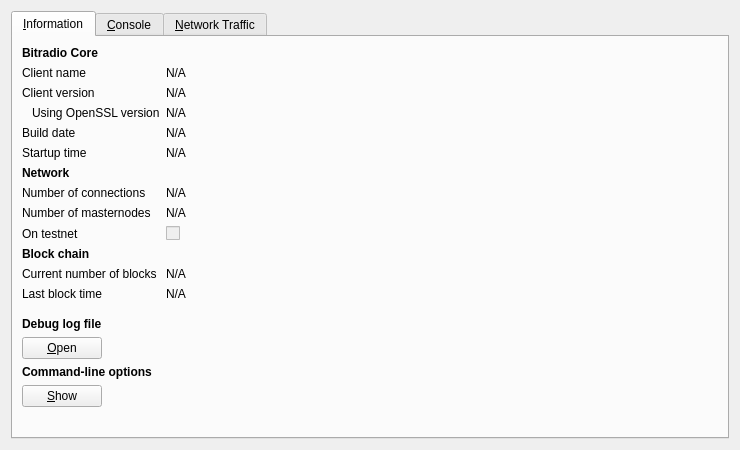
Before: the Qt Designer form src/qt/forms/rpcconsole.ui in thebitradio/Bitradio, drawn with Qt 5.
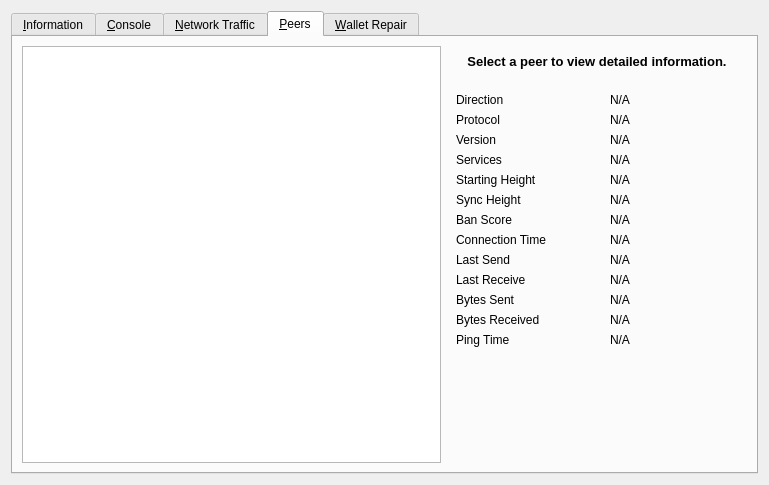
After: the same form once the commit is applied. Icons and pictures are not drawn. Custom widgets are drawn as their Qt base class.

```diff
--- a/src/qt/forms/rpcconsole.ui
+++ b/src/qt/forms/rpcconsole.ui
@@ -6,8 +6,8 @@
    <rect>
     <x>0</x>
     <y>0</y>
-    <width>740</width>
-    <height>450</height>
+    <width>769</width>
+    <height>485</height>
    </rect>
   </property>
   <property name="windowTitle">
@@ -17,15 +17,18 @@
    <item>
     <widget class="QTabWidget" name="tabWidget">
      <property name="currentIndex">
-      <number>0</number>
+      <number>3</number>
      </property>
      <widget class="QWidget" name="tab_info">
       <attribute name="title">
        <string>&amp;Information</string>
       </attribute>
-      <layout class="QFormLayout" name="formLayout">
+      <layout class="QGridLayout" name="gridLayout" columnstretch="0,0">
+       <property name="horizontalSpacing">
+        <number>12</number>
+       </property>
        <item row="0" column="0">
-        <widget class="QLabel" name="label_9">
+        <widget class="QLabel" name="generalHeader">
          <property name="font">
           <font>
            <weight>75</weight>
@@ -33,12 +36,12 @@
           </font>
          </property>
          <property name="text">
-          <string>Bitradio Core</string>
+          <string>General</string>
          </property>
         </widget>
        </item>
        <item row="1" column="0">
-        <widget class="QLabel" name="label_5">
+        <widget class="QLabel" name="clientNameLabel">
          <property name="text">
           <string>Client name</string>
          </property>
@@ -61,7 +64,7 @@
         </widget>
        </item>
        <item row="2" column="0">
-        <widget class="QLabel" name="label_6">
+        <widget class="QLabel" name="clientVersionLabel">
          <property name="text">
           <string>Client version</string>
          </property>
@@ -84,7 +87,7 @@
         </widget>
        </item>
        <item row="3" column="0">
-        <widget class="QLabel" name="label_14">
+        <widget class="QLabel" name="openSSLVersionLabel">
          <property name="text">
           <string>Using OpenSSL version</string>
          </property>
@@ -110,14 +113,17 @@
         </widget>
        </item>
        <item row="4" column="0">
-        <widget class="QLabel" name="label_12">
+        <widget class="QLabel" name="berkeleyDBVersionLabel">
          <property name="text">
-          <string>Build date</string>
+          <string>Using BerkeleyDB version</string>
+         </property>
+         <property name="indent">
+          <number>10</number>
          </property>
         </widget>
        </item>
        <item row="4" column="1">
-        <widget class="QLabel" name="buildDate">
+        <widget class="QLabel" name="berkeleyDBVersion">
          <property name="cursor">
           <cursorShape>IBeamCursor</cursorShape>
          </property>
@@ -133,14 +139,14 @@
         </widget>
        </item>
        <item row="5" column="0">
-        <widget class="QLabel" name="label_13">
+        <widget class="QLabel" name="buildDateLabel">
          <property name="text">
-          <string>Startup time</string>
+          <string>Build date</string>
          </property>
         </widget>
        </item>
        <item row="5" column="1">
-        <widget class="QLabel" name="startupTime">
+        <widget class="QLabel" name="buildDate">
          <property name="cursor">
           <cursorShape>IBeamCursor</cursorShape>
          </property>
@@ -156,50 +162,50 @@
         </widget>
        </item>
        <item row="6" column="0">
-        <widget class="QLabel" name="label_11">
-         <property name="font">
-          <font>
-           <weight>75</weight>
-           <bold>true</bold>
-          </font>
+        <widget class="QLabel" name="startupTimeLabel">
+         <property name="text">
+          <string>Startup time</string>
          </property>
+        </widget>
+       </item>
+       <item row="6" column="1">
+        <widget class="QLabel" name="startupTime">
+         <property name="cursor">
+          <cursorShape>IBeamCursor</cursorShape>
+         </property>
          <property name="text">
-          <string>Network</string>
+          <string>N/A</string>
+         </property>
+         <property name="textFormat">
+          <enum>Qt::PlainText</enum>
+         </property>
+         <property name="textInteractionFlags">
+          <set>Qt::LinksAccessibleByMouse|Qt::TextSelectableByKeyboard|Qt::TextSelectableByMouse</set>
          </property>
         </widget>
        </item>
        <item row="7" column="0">
-        <widget class="QLabel" name="label_7">
-         <property name="text">
-          <string>Number of connections</string>
+        <widget class="QLabel" name="networkHeader">
+         <property name="font">
+          <font>
+           <weight>75</weight>
+           <bold>true</bold>
+          </font>
          </property>
-        </widget>
-       </item>
-       <item row="7" column="1">
-        <widget class="QLabel" name="numberOfConnections">
-         <property name="cursor">
-          <cursorShape>IBeamCursor</cursorShape>
-         </property>
          <property name="text">
-          <string>N/A</string>
-         </property>
-         <property name="textFormat">
-          <enum>Qt::PlainText</enum>
-         </property>
-         <property name="textInteractionFlags">
-          <set>Qt::LinksAccessibleByMouse|Qt::TextSelectableByKeyboard|Qt::TextSelectableByMouse</set>
+          <string>Network</string>
          </property>
         </widget>
        </item>
        <item row="8" column="0">
-        <widget class="QLabel" name="label_15">
+        <widget class="QLabel" name="networkNameLabel">
          <property name="text">
-          <string>Number of masternodes</string>
+          <string>Name</string>
          </property>
         </widget>
        </item>
        <item row="8" column="1">
-        <widget class="QLabel" name="masternodeCount">
+        <widget class="QLabel" name="networkName">
          <property name="cursor">
           <cursorShape>IBeamCursor</cursorShape>
          </property>
@@ -215,43 +221,63 @@
         </widget>
        </item>
        <item row="9" column="0">
-        <widget class="QLabel" name="label_8">
+        <widget class="QLabel" name="numberOfConnectionsLabel">
          <property name="text">
-          <string>On testnet</string>
+          <string>Number of connections</string>
          </property>
         </widget>
        </item>
        <item row="9" column="1">
-        <widget class="QCheckBox" name="isTestNet">
-         <property name="enabled">
-          <bool>false</bool>
+        <widget class="QLabel" name="numberOfConnections">
+         <property name="cursor">
+          <cursorShape>IBeamCursor</cursorShape>
          </property>
          <property name="text">
-          <string/>
+          <string>N/A</string>
+         </property>
+         <property name="textFormat">
+          <enum>Qt::PlainText</enum>
+         </property>
+         <property name="textInteractionFlags">
+          <set>Qt::LinksAccessibleByMouse|Qt::TextSelectableByKeyboard|Qt::TextSelectableByMouse</set>
          </property>
         </widget>
        </item>
        <item row="10" column="0">
-        <widget class="QLabel" name="label_10">
-         <property name="font">
-          <font>
-           <weight>75</weight>
-           <bold>true</bold>
-          </font>
+        <widget class="QLabel" name="masternodeCountLabel">
+         <property name="text">
+          <string>Number of Masternodes</string>
          </property>
+        </widget>
+       </item>
+       <item row="10" column="1">
+        <widget class="QLabel" name="masternodeCount">
          <property name="text">
-          <string>Block chain</string>
+          <string>N/A</string>
          </property>
         </widget>
        </item>
        <item row="11" column="0">
-        <widget class="QLabel" name="label_3">
+        <widget class="QLabel" name="blockchainHeader">
+         <property name="font">
+          <font>
+           <weight>75</weight>
+           <bold>true</bold>
+          </font>
+         </property>
+         <property name="text">
+          <string>Block chain</string>
+         </property>
+        </widget>
+       </item>
+       <item row="12" column="0">
+        <widget class="QLabel" name="numberOfBlocksLabel">
          <property name="text">
           <string>Current number of blocks</string>
          </property>
         </widget>
        </item>
-       <item row="11" column="1">
+       <item row="12" column="1">
         <widget class="QLabel" name="numberOfBlocks">
          <property name="cursor">
           <cursorShape>IBeamCursor</cursorShape>
@@ -267,14 +293,14 @@
          </property>
         </widget>
        </item>
-       <item row="12" column="0">
-        <widget class="QLabel" name="label_2">
+       <item row="13" column="0">
+        <widget class="QLabel" name="lastBlockTimeLabel">
          <property name="text">
           <string>Last block time</string>
          </property>
         </widget>
        </item>
-       <item row="12" column="1">
+       <item row="13" column="1">
         <widget class="QLabel" name="lastBlockTime">
          <property name="cursor">
           <cursorShape>IBeamCursor</cursorShape>
@@ -290,33 +316,33 @@
          </property>
         </widget>
        </item>
-       <item row="13" column="0">
-        <spacer name="verticalSpacer_2">
-         <property name="orientation">
-          <enum>Qt::Vertical</enum>
-         </property>
-         <property name="sizeHint" stdset="0">
-          <size>
-           <width>20</width>
-           <height>10</height>
-          </size>
-         </property>
-        </spacer>
-       </item>
        <item row="14" column="0">
-        <widget class="QLabel" name="labelDebugLogfile">
-         <property name="font">
-          <font>
-           <weight>75</weight>
-           <bold>true</bold>
-          </font>
+        <spacer name="verticalSpacer_2">
+         <property name="orientation">
+          <enum>Qt::Vertical</enum>
          </property>
-         <property name="text">
-          <string>Debug log file</string>
+         <property name="sizeHint" stdset="0">
+          <size>
+           <width>20</width>
+           <height>20</height>
+          </size>
          </property>
-        </widget>
+        </spacer>
        </item>
        <item row="15" column="0">
+        <widget class="QLabel" name="debugLogFileHeader">
+         <property name="font">
+          <font>
+           <weight>75</weight>
+           <bold>true</bold>
+          </font>
+         </property>
+         <property name="text">
+          <string>Debug log file</string>
+         </property>
+        </widget>
+       </item>
+       <item row="16" column="0">
         <widget class="QPushButton" name="openDebugLogfileButton">
          <property name="toolTip">
           <string>Open the Bitradio debug log file from the current data directory. This can take a few seconds for large log files.</string>
@@ -329,45 +355,6 @@
          </property>
         </widget>
        </item>
-       <item row="16" column="0">
-        <widget class="QLabel" name="labelCLOptions">
-         <property name="font">
-          <font>
-           <weight>75</weight>
-           <bold>true</bold>
-          </font>
-         </property>
-         <property name="text">
-          <string>Command-line options</string>
-         </property>
-        </widget>
-       </item>
-       <item row="17" column="0">
-        <widget class="QPushButton" name="showCLOptionsButton">
-         <property name="toolTip">
-          <string>Show the Bitradio-Qt help message to get a list with possible Bitradio command-line options.</string>
-         </property>
-         <property name="text">
-          <string>&amp;Show</string>
-         </property>
-         <property name="autoDefault">
-          <bool>false</bool>
-         </property>
-        </widget>
-       </item>
-       <item row="18" column="0">
-        <spacer name="verticalSpacer">
-         <property name="orientation">
-          <enum>Qt::Vertical</enum>
-         </property>
-         <property name="sizeHint" stdset="0">
-          <size>
-           <width>20</width>
-           <height>20</height>
-          </size>
-         </property>
-        </spacer>
-       </item>
       </layout>
      </widget>
      <widget class="QWidget" name="tab_console">
@@ -724,6 +711,656 @@
        </item>
       </layout>
      </widget>
+     <widget class="QWidget" name="tab_peers">
+      <attribute name="title">
+       <string>&amp;Peers</string>
+      </attribute>
+      <layout class="QGridLayout" name="gridLayout_2">
+       <item row="0" column="0" rowspan="2">
+        <widget class="QTableView" name="peerWidget">
+         <property name="horizontalScrollBarPolicy">
+          <enum>Qt::ScrollBarAsNeeded</enum>
+         </property>
+         <property name="sortingEnabled">
+          <bool>true</bool>
+         </property>
+         <attribute name="horizontalHeaderHighlightSections">
+          <bool>false</bool>
+         </attribute>
+        </widget>
+       </item>
+       <item row="0" column="1">
+        <widget class="QLabel" name="peerHeading">
+         <property name="sizePolicy">
+          <sizepolicy hsizetype="Preferred" vsizetype="Minimum">
+           <horstretch>0</horstretch>
+           <verstretch>0</verstretch>
+          </sizepolicy>
+         </property>
+         <property name="minimumSize">
+          <size>
+           <width>300</width>
+           <height>32</height>
+          </size>
+         </property>
+         <property name="font">
+          <font>
+           <pointsize>10</pointsize>
+           <weight>75</weight>
+           <bold>true</bold>
+          </font>
+         </property>
+         <property name="cursor">
+          <cursorShape>IBeamCursor</cursorShape>
+         </property>
+         <property name="text">
+          <string>Select a peer to view detailed information.</string>
+         </property>
+         <property name="alignment">
+          <set>Qt::AlignCenter</set>
+         </property>
+         <property name="wordWrap">
+          <bool>true</bool>
+         </property>
+         <property name="textInteractionFlags">
+          <set>Qt::LinksAccessibleByMouse|Qt::TextSelectableByKeyboard|Qt::TextSelectableByMouse</set>
+         </property>
+        </widget>
+       </item>
+       <item row="1" column="1">
+        <widget class="QWidget" name="detailWidget" native="true">
+         <property name="minimumSize">
+          <size>
+           <width>300</width>
+           <height>0</height>
+          </size>
+         </property>
+         <layout class="QGridLayout" name="gridLayout_3">
+          <item row="0" column="0">
+           <widget class="QLabel" name="label_23">
+            <property name="text">
+             <string>Direction</string>
+            </property>
+           </widget>
+          </item>
+          <item row="0" column="2">
+           <widget class="QLabel" name="peerDirection">
+            <property name="cursor">
+             <cursorShape>IBeamCursor</cursorShape>
+            </property>
+            <property name="text">
+             <string>N/A</string>
+            </property>
+            <property name="textFormat">
+             <enum>Qt::PlainText</enum>
+            </property>
+            <property name="textInteractionFlags">
+             <set>Qt::LinksAccessibleByMouse|Qt::TextSelectableByKeyboard|Qt::TextSelectableByMouse</set>
+            </property>
+           </widget>
+          </item>
+          <item row="1" column="0">
+           <widget class="QLabel" name="label_21">
+            <property name="text">
+             <string>Protocol</string>
+            </property>
+           </widget>
+          </item>
+          <item row="1" column="2">
+           <widget class="QLabel" name="peerVersion">
+            <property name="cursor">
+             <cursorShape>IBeamCursor</cursorShape>
+            </property>
+            <property name="text">
+             <string>N/A</string>
+            </property>
+            <property name="textFormat">
+             <enum>Qt::PlainText</enum>
+            </property>
+            <property name="textInteractionFlags">
+             <set>Qt::LinksAccessibleByMouse|Qt::TextSelectableByKeyboard|Qt::TextSelectableByMouse</set>
+            </property>
+           </widget>
+          </item>
+          <item row="2" column="0">
+           <widget class="QLabel" name="label_28">
+            <property name="text">
+             <string>Version</string>
+            </property>
+           </widget>
+          </item>
+          <item row="2" column="2">
+           <widget class="QLabel" name="peerSubversion">
+            <property name="cursor">
+             <cursorShape>IBeamCursor</cursorShape>
+            </property>
+            <property name="text">
+             <string>N/A</string>
+            </property>
+            <property name="textFormat">
+             <enum>Qt::PlainText</enum>
+            </property>
+            <property name="textInteractionFlags">
+             <set>Qt::LinksAccessibleByMouse|Qt::TextSelectableByKeyboard|Qt::TextSelectableByMouse</set>
+            </property>
+           </widget>
+          </item>
+          <item row="3" column="0">
+           <widget class="QLabel" name="label_4">
+            <property name="text">
+             <string>Services</string>
+            </property>
+           </widget>
+          </item>
+          <item row="3" column="2">
+           <widget class="QLabel" name="peerServices">
+            <property name="cursor">
+             <cursorShape>IBeamCursor</cursorShape>
+            </property>
+            <property name="text">
+             <string>N/A</string>
+            </property>
+            <property name="textFormat">
+             <enum>Qt::PlainText</enum>
+            </property>
+            <property name="textInteractionFlags">
+             <set>Qt::LinksAccessibleByMouse|Qt::TextSelectableByKeyboard|Qt::TextSelectableByMouse</set>
+            </property>
+           </widget>
+          </item>
+          <item row="5" column="0">
+           <widget class="QLabel" name="label_29">
+            <property name="text">
+             <string>Starting Height</string>
+            </property>
+           </widget>
+          </item>
+          <item row="5" column="2">
+           <widget class="QLabel" name="peerHeight">
+            <property name="cursor">
+             <cursorShape>IBeamCursor</cursorShape>
+            </property>
+            <property name="text">
+             <string>N/A</string>
+            </property>
+            <property name="textFormat">
+             <enum>Qt::PlainText</enum>
+            </property>
+            <property name="textInteractionFlags">
+             <set>Qt::LinksAccessibleByMouse|Qt::TextSelectableByKeyboard|Qt::TextSelectableByMouse</set>
+            </property>
+           </widget>
+          </item>
+          <item row="6" column="0">
+           <widget class="QLabel" name="label_27">
+            <property name="text">
+             <string>Sync Height</string>
+            </property>
+           </widget>
+          </item>
+          <item row="6" column="2">
+           <widget class="QLabel" name="peerSyncHeight">
+            <property name="cursor">
+             <cursorShape>IBeamCursor</cursorShape>
+            </property>
+            <property name="text">
+             <string>N/A</string>
+            </property>
+            <property name="textFormat">
+             <enum>Qt::PlainText</enum>
+            </property>
+            <property name="textInteractionFlags">
+             <set>Qt::LinksAccessibleByMouse|Qt::TextSelectableByKeyboard|Qt::TextSelectableByMouse</set>
+            </property>
+           </widget>
+          </item>
+          <item row="7" column="0">
+           <widget class="QLabel" name="label_24">
+            <property name="text">
+             <string>Ban Score</string>
+            </property>
+           </widget>
+          </item>
+          <item row="7" column="2">
+           <widget class="QLabel" name="peerBanScore">
+            <property name="cursor">
+             <cursorShape>IBeamCursor</cursorShape>
+            </property>
+            <property name="text">
+             <string>N/A</string>
+            </property>
+            <property name="textFormat">
+             <enum>Qt::PlainText</enum>
+            </property>
+            <property name="textInteractionFlags">
+             <set>Qt::LinksAccessibleByMouse|Qt::TextSelectableByKeyboard|Qt::TextSelectableByMouse</set>
+            </property>
+           </widget>
+          </item>
+          <item row="8" column="0">
+           <widget class="QLabel" name="label_22">
+            <property name="text">
+             <string>Connection Time</string>
+            </property>
+           </widget>
+          </item>
+          <item row="8" column="2">
+           <widget class="QLabel" name="peerConnTime">
+            <property name="cursor">
+             <cursorShape>IBeamCursor</cursorShape>
+            </property>
+            <property name="text">
+             <string>N/A</string>
+            </property>
+            <property name="textFormat">
+             <enum>Qt::PlainText</enum>
+            </property>
+            <property name="textInteractionFlags">
+             <set>Qt::LinksAccessibleByMouse|Qt::TextSelectableByKeyboard|Qt::TextSelectableByMouse</set>
+            </property>
+           </widget>
+          </item>
+          <item row="9" column="0">
+           <widget class="QLabel" name="label_15">
+            <property name="text">
+             <string>Last Send</string>
+            </property>
+           </widget>
+          </item>
+          <item row="9" column="2">
+           <widget class="QLabel" name="peerLastSend">
+            <property name="cursor">
+             <cursorShape>IBeamCursor</cursorShape>
+            </property>
+            <property name="text">
+             <string>N/A</string>
+            </property>
+            <property name="textFormat">
+             <enum>Qt::PlainText</enum>
+            </property>
+            <property name="textInteractionFlags">
+             <set>Qt::LinksAccessibleByMouse|Qt::TextSelectableByKeyboard|Qt::TextSelectableByMouse</set>
+            </property>
+           </widget>
+          </item>
+          <item row="10" column="0">
+           <widget class="QLabel" name="label_19">
+            <property name="text">
+             <string>Last Receive</string>
+            </property>
+           </widget>
+          </item>
+          <item row="10" column="2">
+           <widget class="QLabel" name="peerLastRecv">
+            <property name="cursor">
+             <cursorShape>IBeamCursor</cursorShape>
+            </property>
+            <property name="text">
+             <string>N/A</string>
+            </property>
+            <property name="textFormat">
+             <enum>Qt::PlainText</enum>
+            </property>
+            <property name="textInteractionFlags">
+             <set>Qt::LinksAccessibleByMouse|Qt::TextSelectableByKeyboard|Qt::TextSelectableByMouse</set>
+            </property>
+           </widget>
+          </item>
+          <item row="11" column="0">
+           <widget class="QLabel" name="label_18">
+            <property name="text">
+             <string>Bytes Sent</string>
+            </property>
+           </widget>
+          </item>
+          <item row="11" column="2">
+           <widget class="QLabel" name="peerBytesSent">
+            <property name="cursor">
+             <cursorShape>IBeamCursor</cursorShape>
+            </property>
+            <property name="text">
+             <string>N/A</string>
+            </property>
+            <property name="textFormat">
+             <enum>Qt::PlainText</enum>
+            </property>
+            <property name="textInteractionFlags">
+             <set>Qt::LinksAccessibleByMouse|Qt::TextSelectableByKeyboard|Qt::TextSelectableByMouse</set>
+            </property>
+           </widget>
+          </item>
+          <item row="12" column="0">
+           <widget class="QLabel" name="label_20">
+            <property name="text">
+             <string>Bytes Received</string>
+            </property>
+           </widget>
+          </item>
+          <item row="12" column="2">
+           <widget class="QLabel" name="peerBytesRecv">
+            <property name="cursor">
+             <cursorShape>IBeamCursor</cursorShape>
+            </property>
+            <property name="text">
+             <string>N/A</string>
+            </property>
+            <property name="textFormat">
+             <enum>Qt::PlainText</enum>
+            </property>
+            <property name="textInteractionFlags">
+             <set>Qt::LinksAccessibleByMouse|Qt::TextSelectableByKeyboard|Qt::TextSelectableByMouse</set>
+            </property>
+           </widget>
+          </item>
+          <item row="13" column="0">
+           <widget class="QLabel" name="label_26">
+            <property name="text">
+             <string>Ping Time</string>
+            </property>
+           </widget>
+          </item>
+          <item row="13" column="2">
+           <widget class="QLabel" name="peerPingTime">
+            <property name="cursor">
+             <cursorShape>IBeamCursor</cursorShape>
+            </property>
+            <property name="text">
+             <string>N/A</string>
+            </property>
+            <property name="textFormat">
+             <enum>Qt::PlainText</enum>
+            </property>
+            <property name="textInteractionFlags">
+             <set>Qt::LinksAccessibleByMouse|Qt::TextSelectableByKeyboard|Qt::TextSelectableByMouse</set>
+            </property>
+           </widget>
+          </item>
+          <item row="14" column="1">
+           <spacer name="verticalSpacer_3">
+            <property name="orientation">
+             <enum>Qt::Vertical</enum>
+            </property>
+            <property name="sizeHint" stdset="0">
+             <size>
+              <width>20</width>
+              <height>40</height>
+             </size>
+            </property>
+           </spacer>
+          </item>
+         </layout>
+        </widget>
+       </item>
+      </layout>
+     </widget>
+     <widget class="QWidget" name="tab_repair">
+      <attribute name="title">
+       <string>&amp;Wallet Repair</string>
+      </attribute>
+      <layout class="QGridLayout" name="gridLayout_4" columnstretch="0,1,0,2">
+       <property name="horizontalSpacing">
+        <number>12</number>
+       </property>
+       <item row="0" column="0" colspan="4">
+        <widget class="QLabel" name="label_repair_header">
+         <property name="font">
+          <font>
+           <weight>75</weight>
+           <bold>true</bold>
+          </font>
+         </property>
+         <property name="text">
+          <string>Wallet repair options.</string>
+         </property>
+        </widget>
+       </item>
+       <item row="1" column="0" colspan="4">
+        <widget class="QLabel" name="label_repair_helptext">
+         <property name="font">
+          <font>
+           <weight>50</weight>
+           <bold>false</bold>
+          </font>
+         </property>
+         <property name="text">
+          <string>The buttons below will restart the wallet with command-line options to repair the wallet, fix issues with corrupt blockhain files or missing/obsolete transactions.</string>
+         </property>
+         <property name="wordWrap">
+          <bool>true</bool>
+         </property>
+        </widget>
+       </item>
+       <item row="2" column="0">
+        <widget class="QLabel" name="wallet_path_label">
+         <property name="text">
+          <string>Wallet In Use:</string>
+         </property>
+        </widget>
+       </item>
+       <item row="2" column="1" colspan="3">
+        <widget class="QLabel" name="wallet_path">
+         <property name="cursor">
+          <cursorShape>IBeamCursor</cursorShape>
+         </property>
+         <property name="text">
+          <string>N/A</string>
+         </property>
+         <property name="textFormat">
+          <enum>Qt::PlainText</enum>
+         </property>
+         <property name="textInteractionFlags">
+          <set>Qt::LinksAccessibleByMouse|Qt::TextSelectableByKeyboard|Qt::TextSelectableByMouse</set>
+         </property>
+        </widget>
+       </item>
+       <item row="3" column="0">
+        <spacer name="verticalSpacer_repair1">
+         <property name="orientation">
+          <enum>Qt::Vertical</enum>
+         </property>
+         <property name="sizeHint" stdset="0">
+          <size>
+           <width>10</width>
+           <height>10</height>
+          </size>
+         </property>
+        </spacer>
+       </item>
+       <item row="4" column="0" colspan="2">
+        <widget class="QPushButton" name="btn_salvagewallet">
+         <property name="minimumSize">
+          <size>
+           <width>100</width>
+           <height>23</height>
+          </size>
+         </property>
+         <property name="text">
+          <string>Salvage wallet</string>
+         </property>
+        </widget>
+       </item>
+       <item row="4" column="2">
+        <widget class="QLabel" name="label_repair_salvage_command">
+         <property name="text">
+          <string notr="true">-salvagewallet:</string>
+         </property>
+        </widget>
+       </item>
+       <item row="4" column="3">
+        <widget class="QLabel" name="label_repair_salvage">
+         <property name="text">
+          <string>Attempt to recover private keys from a corrupt wallet.dat.</string>
+         </property>
+         <property name="wordWrap">
+          <bool>true</bool>
+         </property>
+        </widget>
+       </item>
+       <item row="5" column="0" colspan="2">
+        <widget class="QPushButton" name="btn_rescan">
+         <property name="minimumSize">
+          <size>
+           <width>100</width>
+           <height>23</height>
+          </size>
+         </property>
+         <property name="text">
+          <string>Rescan blockchain files</string>
+         </property>
+        </widget>
+       </item>
+       <item row="5" column="2">
+        <widget class="QLabel" name="label_repair_rescan_command">
+         <property name="text">
+          <string notr="true">-rescan:</string>
+         </property>
+        </widget>
+       </item>
+       <item row="5" column="3">
+        <widget class="QLabel" name="label_repair_rescan">
+         <property name="text">
+          <string>Rescan the block chain for missing wallet transactions.</string>
+         </property>
+         <property name="wordWrap">
+          <bool>true</bool>
+         </property>
+        </widget>
+       </item>
+       <item row="6" column="0" colspan="2">
+        <widget class="QPushButton" name="btn_zapwallettxes1">
+         <property name="minimumSize">
+          <size>
+           <width>100</width>
+           <height>23</height>
+          </size>
+         </property>
+         <property name="text">
+          <string>Recover transactions 1</string>
+         </property>
+        </widget>
+       </item>
+       <item row="6" column="2">
+        <widget class="QLabel" name="label_repair_zap1_command">
+         <property name="text">
+          <string notr="true">-zapwallettxes=1:</string>
+         </property>
+        </widget>
+       </item>
+       <item row="6" column="3">
+        <widget class="QLabel" name="label_repair_zap1">
+         <property name="text">
+          <string>Recover transactions from blockchain (keep meta-data, e.g. account owner).</string>
+         </property>
+         <property name="wordWrap">
+          <bool>true</bool>
+         </property>
+        </widget>
+       </item>
+       <item row="7" column="0" colspan="2">
+        <widget class="QPushButton" name="btn_zapwallettxes2">
+         <property name="minimumSize">
+          <size>
+           <width>100</width>
+           <height>23</height>
+          </size>
+         </property>
+         <property name="text">
+          <string>Recover transactions 2</string>
+         </property>
+        </widget>
+       </item>
+       <item row="7" column="2">
+        <widget class="QLabel" name="label_repair_zap2_command">
+         <property name="text">
+          <string notr="true">-zapwallettxes=2:</string>
+         </property>
+        </widget>
+       </item>
+       <item row="7" column="3">
+        <widget class="QLabel" name="label_repair_zap2">
+         <property name="text">
+          <string>Recover transactions from blockchain (drop meta-data).</string>
+         </property>
+         <property name="wordWrap">
+          <bool>true</bool>
+         </property>
+        </widget>
+       </item>
+       <item row="8" column="0" colspan="2">
+        <widget class="QPushButton" name="btn_upgradewallet">
+         <property name="minimumSize">
+          <size>
+           <width>100</width>
+           <height>23</height>
+          </size>
+         </property>
+         <property name="text">
+          <string>Upgrade wallet format</string>
+         </property>
+        </widget>
+       </item>
+       <item row="8" column="2">
+        <widget class="QLabel" name="label_repair_upgrade_command">
+         <property name="text">
+          <string notr="true">-upgradewallet:</string>
+         </property>
+        </widget>
+       </item>
+       <item row="8" column="3">
+        <widget class="QLabel" name="label_repair_upgrade">
+         <property name="text">
+          <string>Upgrade wallet to latest format on startup. (Note: this is NOT an update of the wallet itself!)</string>
+         </property>
+         <property name="wordWrap">
+          <bool>true</bool>
+         </property>
+        </widget>
+       </item>
+       <item row="9" column="0" colspan="2">
+        <widget class="QPushButton" name="btn_reindex">
+         <property name="minimumSize">
+          <size>
+           <width>100</width>
+           <height>23</height>
+          </size>
+         </property>
+         <property name="text">
+          <string>Rebuild index</string>
+         </property>
+        </widget>
+       </item>
+       <item row="9" column="2">
+        <widget class="QLabel" name="label_repair_reindex_command">
+         <property name="text">
+          <string notr="true">-reindex:</string>
+         </property>
+        </widget>
+       </item>
+       <item row="9" column="3">
+        <widget class="QLabel" name="label_repair_reindex">
+         <property name="text">
+          <string>Rebuild block chain index from current blk000??.dat files.</string>
+         </property>
+         <property name="wordWrap">
+          <bool>true</bool>
+         </property>
+        </widget>
+       </item>
+       <item row="10" column="0">
+        <spacer name="verticalSpacer_repair2">
+         <property name="orientation">
+          <enum>Qt::Vertical</enum>
+         </property>
+         <property name="sizeHint" stdset="0">
+          <size>
+           <width>20</width>
+           <height>10</height>
+          </size>
+         </property>
+        </spacer>
+       </item>
+      </layout>
+     </widget>
     </widget>
    </item>
   </layout>
```
Left out of the diff: 75 changed lines with no effect on the pictures.
